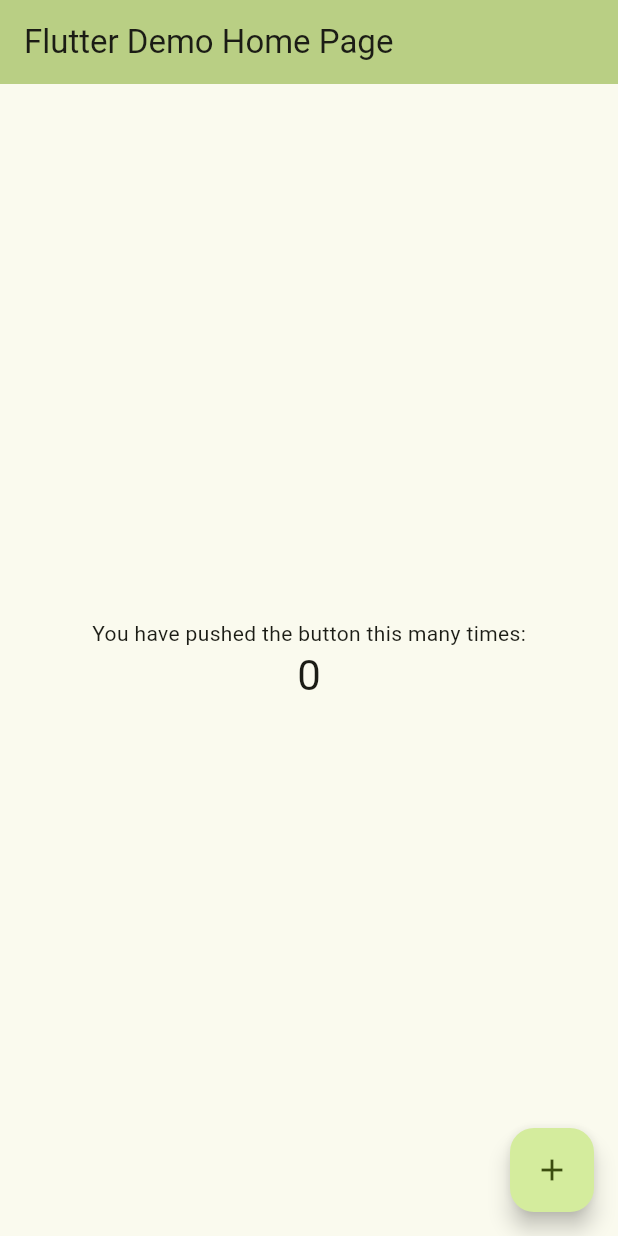
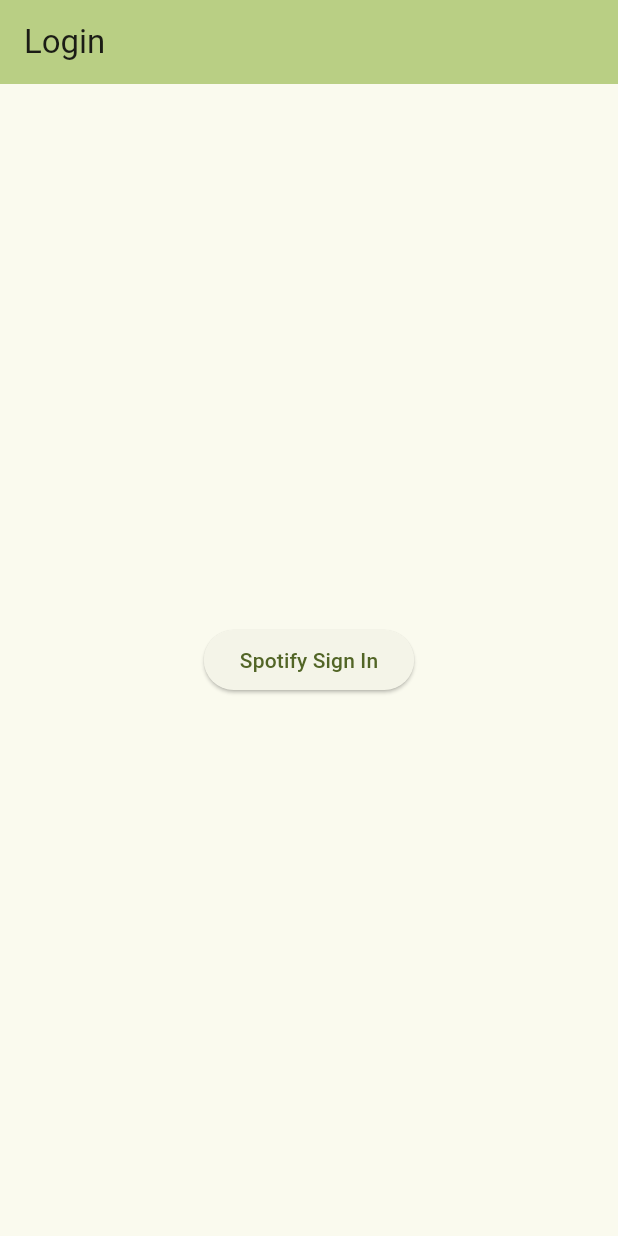
Before and after one commit to Cyberwizard-V/ListenParty, a Flutter app: the screen it shows after launch, on a phone screen of 412 x 824 dp. Run offline on Flutter 3.47's test engine with Material 3 defaults, Android fonts, the phone set to English and light mode, and no system bars; our stand-ins replace flutter_dotenv, supabase_flutter; accounts and stored records are empty.

Commit message:
implemented supabase and spotify auth

```diff
--- a/lib/main.dart
+++ b/lib/main.dart
@@ -1,9 +1,18 @@
 import 'package:flutter/material.dart';
+import 'package:listen_party/pages/login.dart';
+import 'package:supabase_flutter/supabase_flutter.dart';
+import 'package:flutter_dotenv/flutter_dotenv.dart';
+import 'pages/home.dart';
 
-void main() {
-  runApp(const MyApp());
+Future<void> main() async {
+  await dotenv.load(fileName: '.env');
+  await Supabase.initialize(
+    url: dotenv.get("SUPABASE_URL"),
+    anonKey: dotenv.get("SUPABASE_KEY"),
+  );
+  runApp(MyApp());
 }
-
+final supabase = Supabase.instance.client;
 class MyApp extends StatelessWidget {
   const MyApp({super.key});
 
@@ -31,95 +40,7 @@ class MyApp extends StatelessWidget {
         colorScheme: ColorScheme.fromSeed(seedColor: const Color.fromARGB(255, 170, 222, 28)),
         useMaterial3: true,
       ),
-      home: const MyHomePage(title: 'Flutter Demo Home Page'),
+      home: supabase.auth.currentUser == null ? LoginPage() : MyHomePage(),
     );
   }
 }
-
-class MyHomePage extends StatefulWidget {
-  const MyHomePage({super.key, required this.title});
-
-  // This widget is the home page of your application. It is stateful, meaning
-  // that it has a State object (defined below) that contains fields that affect
-  // how it looks.
-
-  // This class is the configuration for the state. It holds the values (in this
-  // case the title) provided by the parent (in this case the App widget) and
-  // used by the build method of the State. Fields in a Widget subclass are
-  // always marked "final".
-
-  final String title;
-
-  @override
-  State<MyHomePage> createState() => _MyHomePageState();
-}
-
-class _MyHomePageState extends State<MyHomePage> {
-  int _counter = 0;
-
-  void _incrementCounter() {
-    setState(() {
-      // This call to setState tells the Flutter framework that something has
-      // changed in this State, which causes it to rerun the build method below
-      // so that the display can reflect the updated values. If we changed
-      // _counter without calling setState(), then the build method would not be
-      // called again, and so nothing would appear to happen.
-      _counter++;
-    });
-  }
-
-  @override
-  Widget build(BuildContext context) {
-    // This method is rerun every time setState is called, for instance as done
-    // by the _incrementCounter method above.
-    //
-    // The Flutter framework has been optimized to make rerunning build methods
-    // fast, so that you can just rebuild anything that needs updating rather
-    // than having to individually change instances of widgets.
-    return Scaffold(
-      appBar: AppBar(
-        // TRY THIS: Try changing the color here to a specific color (to
-        // Colors.amber, perhaps?) and trigger a hot reload to see the AppBar
-        // change color while the other colors stay the same.
-        backgroundColor: Theme.of(context).colorScheme.inversePrimary,
-        // Here we take the value from the MyHomePage object that was created by
-        // the App.build method, and use it to set our appbar title.
-        title: Text(widget.title),
-      ),
-      body: Center(
-        // Center is a layout widget. It takes a single child and positions it
-        // in the middle of the parent.
-        child: Column(
-          // Column is also a layout widget. It takes a list of children and
-          // arranges them vertically. By default, it sizes itself to fit its
-          // children horizontally, and tries to be as tall as its parent.
-          //
-          // Column has various properties to control how it sizes itself and
-          // how it positions its children. Here we use mainAxisAlignment to
-          // center the children vertically; the main axis here is the vertical
-          // axis because Columns are vertical (the cross axis would be
-          // horizontal).
-          //
-          // TRY THIS: Invoke "debug painting" (choose the "Toggle Debug Paint"
-          // action in the IDE, or press "p" in the console), to see the
-          // wireframe for each widget.
-          mainAxisAlignment: MainAxisAlignment.center,
-          children: <Widget>[
-            const Text(
-              'You have pushed the button this many times:',
-            ),
-            Text(
-              '$_counter',
-              style: Theme.of(context).textTheme.headlineMedium,
-            ),
-          ],
-        ),
-      ),
-      floatingActionButton: FloatingActionButton(
-        onPressed: _incrementCounter,
-        tooltip: 'Increment',
-        child: const Icon(Icons.add),
-      ), // This trailing comma makes auto-formatting nicer for build methods.
-    );
-  }
-}
--- /dev/null
+++ b/lib/pages/login.dart
@@ -0,0 +1,99 @@
+import 'package:flutter/material.dart';
+import 'package:supabase_flutter/supabase_flutter.dart';
+import 'package:flutter/foundation.dart' show kIsWeb;
+import 'package:listen_party/main.dart';
+import 'package:listen_party/pages/home.dart';
+
+class LoginPage extends StatefulWidget {
+  const LoginPage({super.key});
+
+  // This widget is the home page of your application. It is stateful, meaning
+  // that it has a State object (defined below) that contains fields that affect
+  // how it looks.
+
+  // This class is the configuration for the state. It holds the values (in this
+  // case the title) provided by the parent (in this case the App widget) and
+  // used by the build method of the State. Fields in a Widget subclass are
+  // always marked "final".
+
+  @override
+  State<LoginPage> createState() => _LoginPageState();
+}
+
+class _LoginPageState extends State<LoginPage> {
+  @override
+  void initState() {
+    _setupAuthListener();
+    super.initState();
+  }
+
+  Future<void> _signInWithSpotify() async {
+    await supabase.auth.signInWithOAuth(
+      OAuthProvider.spotify,
+      redirectTo: kIsWeb ? null : 'my.scheme://my-host', // Optionally set the redirect link to bring back the user via deeplink.
+      authScreenLaunchMode:
+          kIsWeb ? LaunchMode.platformDefault : LaunchMode.externalApplication, // Launch the auth screen in a new webview on mobile.
+    );
+  }
+
+  void _setupAuthListener() {
+    supabase.auth.onAuthStateChange.listen((data) {
+      final event = data.event;
+      if (event == AuthChangeEvent. signedIn) {
+        // ignore: use_build_context_synchronously
+        Navigator.of(context).pushReplacement(
+          MaterialPageRoute(
+            builder: (context) => const MyHomePage(),
+          ),
+        );
+      }
+    });
+  }
+
+  @override
+  Widget build(BuildContext context) {
+    // This method is rerun every time setState is called, for instance as done
+    // by the _incrementCounter method above.
+    //
+    // The Flutter framework has been optimized to make rerunning build methods
+    // fast, so that you can just rebuild anything that needs updating rather
+    // than having to individually change instances of widgets.
+    return Scaffold(
+      appBar: AppBar(
+        // TRY THIS: Try changing the color here to a specific color (to
+        // Colors.amber, perhaps?) and trigger a hot reload to see the AppBar
+        // change color while the other colors stay the same.
+        backgroundColor: Theme.of(context).colorScheme.inversePrimary,
+        // Here we take the value from the MyHomePage object that was created by
+        // the App.build method, and use it to set our appbar title.
+        title: Text("Login"),
+      ),
+      body: Center(
+        // Center is a layout widget. It takes a single child and positions it
+        // in the middle of the parent.
+        child: Column(
+          // Column is also a layout widget. It takes a list of children and
+          // arranges them vertically. By default, it sizes itself to fit its
+          // children horizontally, and tries to be as tall as its parent.
+          //
+          // Column has various properties to control how it sizes itself and
+          // how it positions its children. Here we use mainAxisAlignment to
+          // center the children vertically; the main axis here is the vertical
+          // axis because Columns are vertical (the cross axis would be
+          // horizontal).
+          //
+          // TRY THIS: Invoke "debug painting" (choose the "Toggle Debug Paint"
+          // action in the IDE, or press "p" in the console), to see the
+          // wireframe for each widget.
+          mainAxisAlignment: MainAxisAlignment.center,
+          children: <Widget>[
+            ElevatedButton(
+              onPressed: _signInWithSpotify,
+              child: const Text('Spotify Sign In'),
+            ),
+          ],
+        ),
+      ),
+    );
+  }
+}
```
Also changed, not shown: lib/pages/home.dart (added, +94 -0 lines), pubspec.yaml (+5 -4 lines), pubspec.lock, 6 other files.
